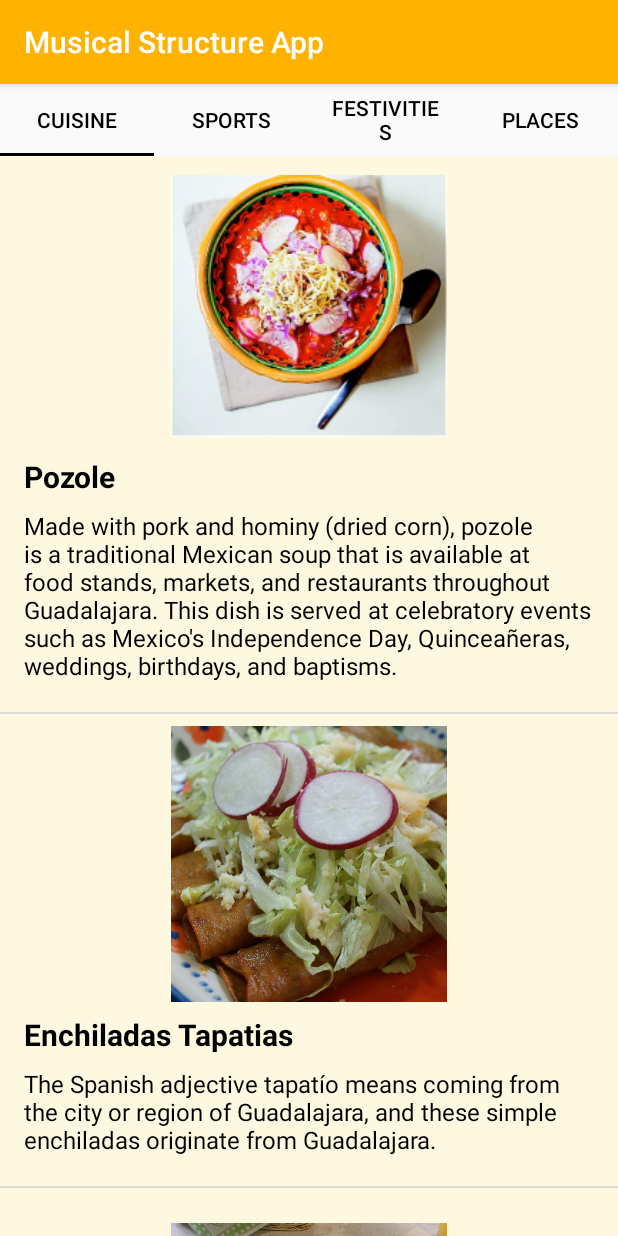
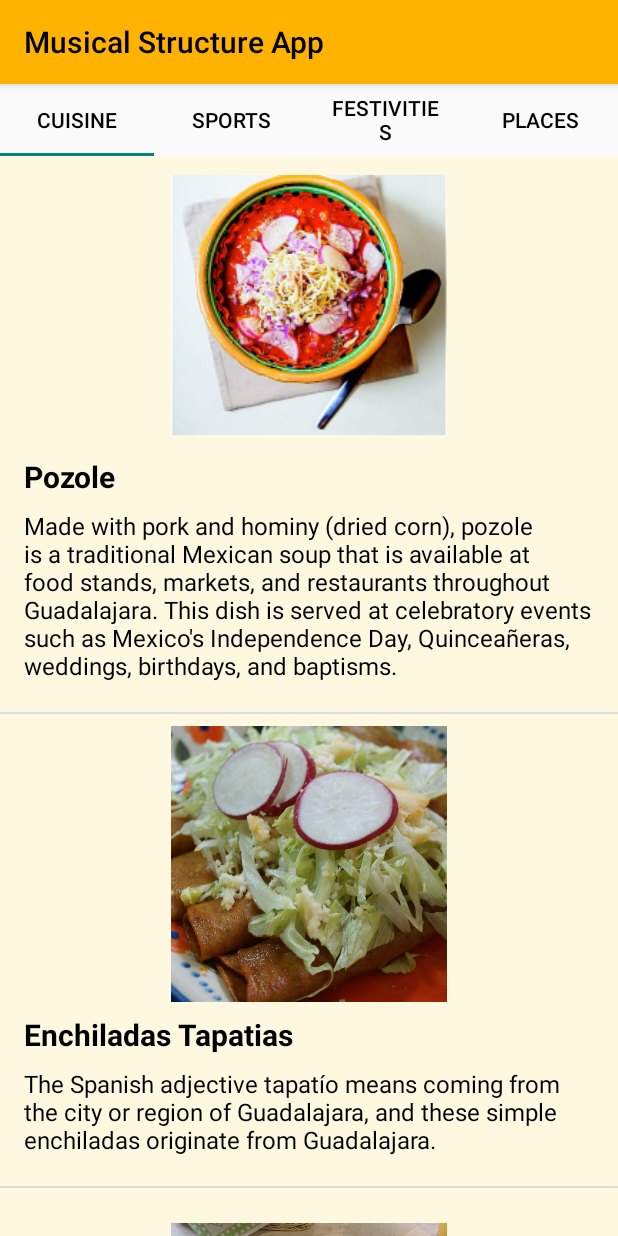
Before and after one commit to carloswilsonperez/Tour_Guide_App, an Android app: the screen it shows after launch (MainActivity), on a phone screen of 412 x 824 dp. Run offline under Robolectric (Android 15) with nearby library versions, the phone set to English and light mode, and no system bars.

Commit message:
Changing text color in appbar

```diff
--- a/app/src/main/res/values/styles.xml
+++ b/app/src/main/res/values/styles.xml
@@ -4,8 +4,7 @@
     <style name="AppTheme" parent="Theme.AppCompat.Light.DarkActionBar">
         <item name="colorPrimary">@color/primary_color</item>
         <item name="colorPrimaryDark">@color/primary_dark_color</item>
-        <item name="colorAccent">@color/text_color</item>
-        <item name="actionMenuTextColor">@color/text_color</item>
+        <item name="titleTextColor">@color/text_color</item>
     </style>
 
     <!-- Style for buttons in the detail activity -->
```
